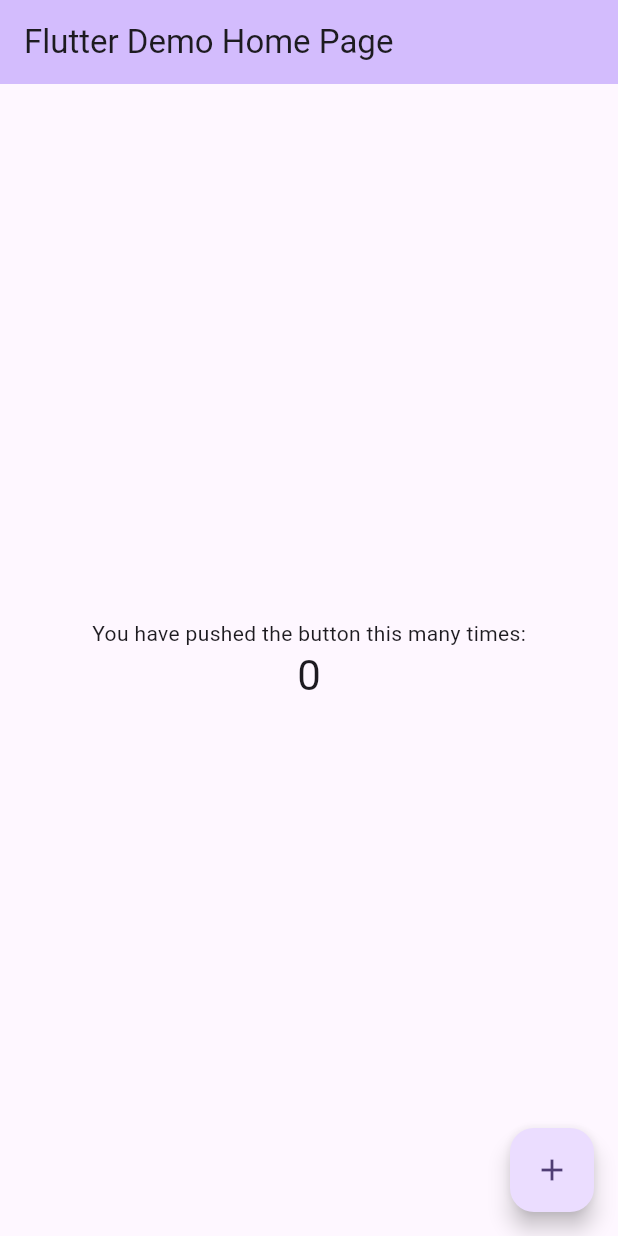
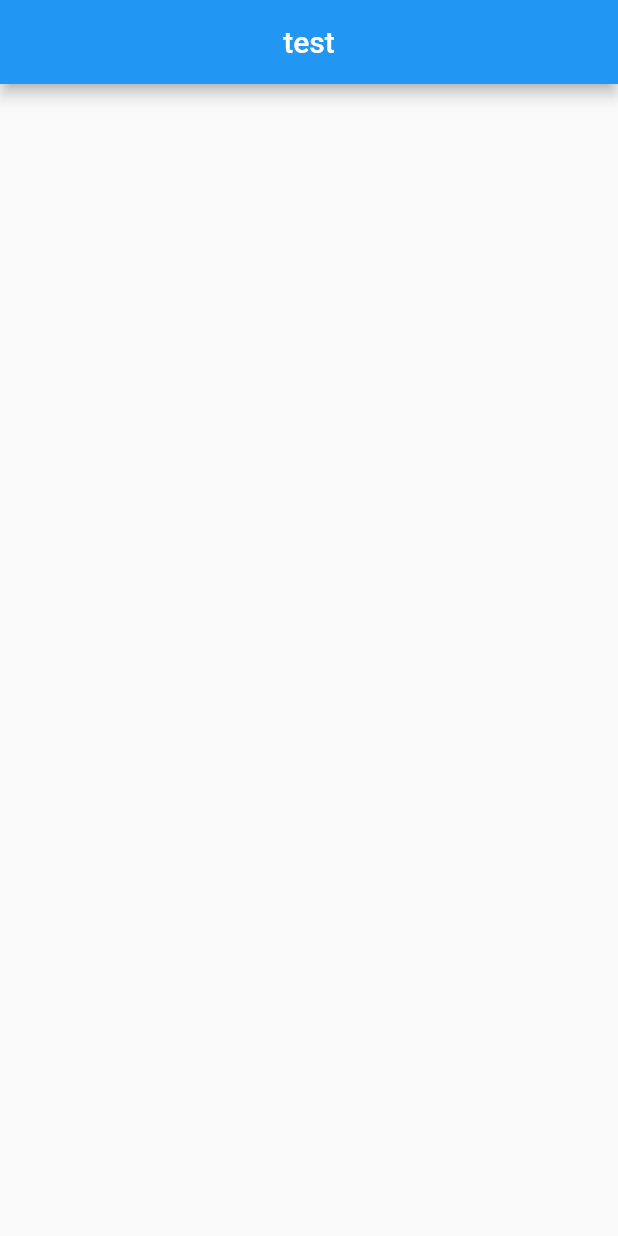
Before and after one commit to labyrinth30/flutter-go-router, a Flutter app: the screen it shows after launch, on a phone screen of 412 x 824 dp. Run offline on Flutter 3.47's test engine with Material 2 defaults, Android fonts, the phone set to English and light mode, and no system bars.

Commit message:
Add Default Layout

```diff
--- /dev/null
+++ b/lib/layout/default_layout.dart
@@ -0,0 +1,28 @@
+import 'package:flutter/material.dart';
+
+class DefaultLayout extends StatelessWidget {
+  final Widget body;
+  const DefaultLayout({
+    required this.body,
+    super.key,
+  });
+
+  @override
+  Widget build(BuildContext context) {
+    return Scaffold(
+      body: Padding(
+        padding: const EdgeInsets.symmetric(
+          horizontal: 16,
+        ),
+        child: body,
+      ),
+      appBar: AppBar(
+        title: const Center(
+          child: Text(
+            "test",
+          ),
+        ),
+      ),
+    );
+  }
+}
--- a/lib/main.dart
+++ b/lib/main.dart
@@ -1,125 +1,18 @@
 import 'package:flutter/material.dart';
+import 'package:flutter_go_router/screen/home_screen.dart';
 
 void main() {
-  runApp(const MyApp());
+  runApp(const _App());
 }
 
-class MyApp extends StatelessWidget {
-  const MyApp({super.key});
+class _App extends StatelessWidget {
+  const _App();
 
-  // This widget is the root of your application.
   @override
   Widget build(BuildContext context) {
-    return MaterialApp(
-      title: 'Flutter Demo',
-      theme: ThemeData(
-        // This is the theme of your application.
-        //
-        // TRY THIS: Try running your application with "flutter run". You'll see
-        // the application has a blue toolbar. Then, without quitting the app,
-        // try changing the seedColor in the colorScheme below to Colors.green
-        // and then invoke "hot reload" (save your changes or press the "hot
-        // reload" button in a Flutter-supported IDE, or press "r" if you used
-        // the command line to start the app).
-        //
-        // Notice that the counter didn't reset back to zero; the application
-        // state is not lost during the reload. To reset the state, use hot
-        // restart instead.
-        //
-        // This works for code too, not just values: Most code changes can be
-        // tested with just a hot reload.
-        colorScheme: ColorScheme.fromSeed(seedColor: Colors.deepPurple),
-        useMaterial3: true,
-      ),
-      home: const MyHomePage(title: 'Flutter Demo Home Page'),
+    return const MaterialApp(
+      debugShowCheckedModeBanner: false,
+      home: HomeScreen(),
     );
   }
 }
-
-class MyHomePage extends StatefulWidget {
-  const MyHomePage({super.key, required this.title});
-
-  // This widget is the home page of your application. It is stateful, meaning
-  // that it has a State object (defined below) that contains fields that affect
-  // how it looks.
-
-  // This class is the configuration for the state. It holds the values (in this
-  // case the title) provided by the parent (in this case the App widget) and
-  // used by the build method of the State. Fields in a Widget subclass are
-  // always marked "final".
-
-  final String title;
-
-  @override
-  State<MyHomePage> createState() => _MyHomePageState();
-}
-
-class _MyHomePageState extends State<MyHomePage> {
-  int _counter = 0;
-
-  void _incrementCounter() {
-    setState(() {
-      // This call to setState tells the Flutter framework that something has
-      // changed in this State, which causes it to rerun the build method below
-      // so that the display can reflect the updated values. If we changed
-      // _counter without calling setState(), then the build method would not be
-      // called again, and so nothing would appear to happen.
-      _counter++;
-    });
-  }
-
-  @override
-  Widget build(BuildContext context) {
-    // This method is rerun every time setState is called, for instance as done
-    // by the _incrementCounter method above.
-    //
-    // The Flutter framework has been optimized to make rerunning build methods
-    // fast, so that you can just rebuild anything that needs updating rather
-    // than having to individually change instances of widgets.
-    return Scaffold(
-      appBar: AppBar(
-        // TRY THIS: Try changing the color here to a specific color (to
-        // Colors.amber, perhaps?) and trigger a hot reload to see the AppBar
-        // change color while the other colors stay the same.
-        backgroundColor: Theme.of(context).colorScheme.inversePrimary,
-        // Here we take the value from the MyHomePage object that was created by
-        // the App.build method, and use it to set our appbar title.
-        title: Text(widget.title),
-      ),
-      body: Center(
-        // Center is a layout widget. It takes a single child and positions it
-        // in the middle of the parent.
-        child: Column(
-          // Column is also a layout widget. It takes a list of children and
-          // arranges them vertically. By default, it sizes itself to fit its
-          // children horizontally, and tries to be as tall as its parent.
-          //
-          // Column has various properties to control how it sizes itself and
-          // how it positions its children. Here we use mainAxisAlignment to
-          // center the children vertically; the main axis here is the vertical
-          // axis because Columns are vertical (the cross axis would be
-          // horizontal).
-          //
-          // TRY THIS: Invoke "debug painting" (choose the "Toggle Debug Paint"
-          // action in the IDE, or press "p" in the console), to see the
-          // wireframe for each widget.
-          mainAxisAlignment: MainAxisAlignment.center,
-          children: <Widget>[
-            const Text(
-              'You have pushed the button this many times:',
-            ),
-            Text(
-              '$_counter',
-              style: Theme.of(context).textTheme.headlineMedium,
-            ),
-          ],
-        ),
-      ),
-      floatingActionButton: FloatingActionButton(
-        onPressed: _incrementCounter,
-        tooltip: 'Increment',
-        child: const Icon(Icons.add),
-      ), // This trailing comma makes auto-formatting nicer for build methods.
-    );
-  }
-}
--- /dev/null
+++ b/lib/screen/home_screen.dart
@@ -0,0 +1,15 @@
+import 'package:flutter/material.dart';
+import 'package:flutter_go_router/layout/default_layout.dart';
+
+class HomeScreen extends StatelessWidget {
+  const HomeScreen({super.key});
+
+  @override
+  Widget build(BuildContext context) {
+    return const DefaultLayout(
+      body: Column(
+        children: [],
+      ),
+    );
+  }
+}
--- a/pubspec.yaml
+++ b/pubspec.yaml
@@ -35,6 +35,7 @@ dependencies:
   # The following adds the Cupertino Icons font to your application.
   # Use with the CupertinoIcons class for iOS style icons.
   cupertino_icons: ^1.0.2
+  go_router: ^12.1.1
 
 dev_dependencies:
   flutter_test:
```
Also changed, not shown: pubspec.lock.
